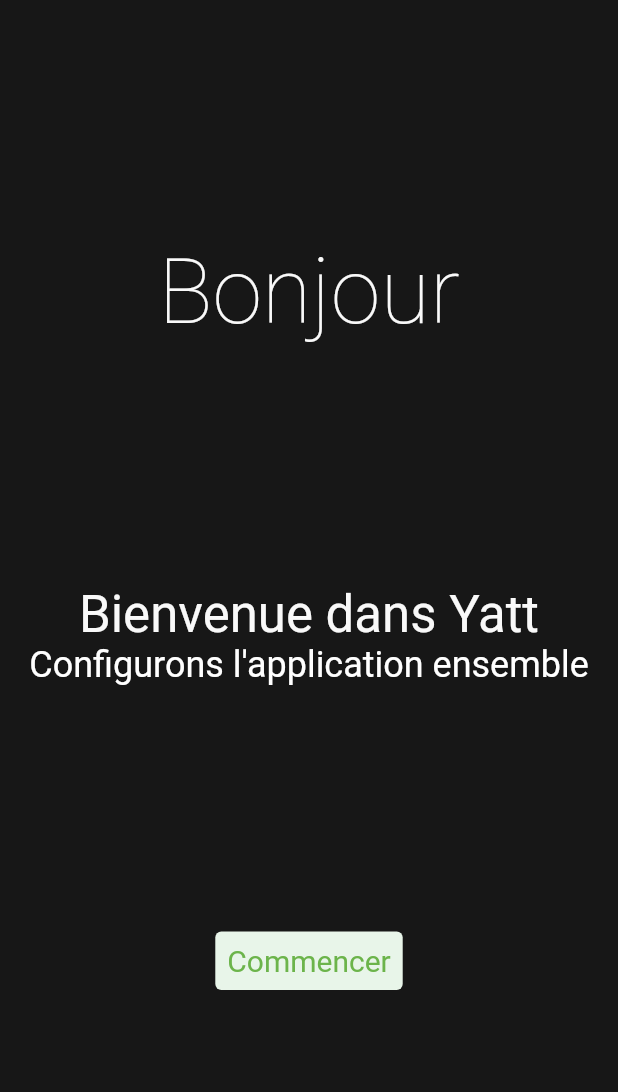
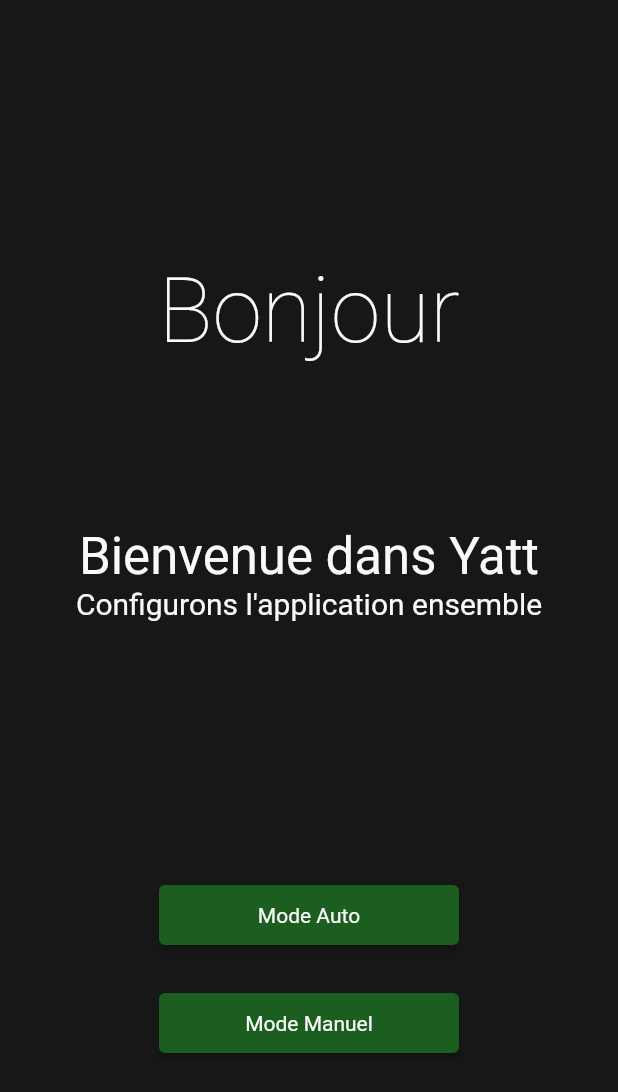
Before and after one commit to TxMat/yatt_flutter, a Flutter app: the screen it shows after launch, on a phone screen of 412 x 824 dp. Shown: the top 1092 px of the screen. Run offline on Flutter 3.47's test engine with Material 2 defaults, Android fonts, the phone set to English and light mode, and no system bars.

Commit message:
main ui ok ?

```diff
--- a/lib/main.dart
+++ b/lib/main.dart
@@ -3,6 +3,7 @@ import 'package:flutter/material.dart';
 void main() {
   runApp(const MyApp());
 }
+
 class MyApp extends StatelessWidget {
   const MyApp({super.key});
 
@@ -40,7 +41,8 @@ class MyApp extends StatelessWidget {
                   bodyText1: TextStyle(),
                   bodyText2: TextStyle(),
                   headline1: TextStyle(fontSize: 60),
-                  headline4: TextStyle())
+                  headline4: TextStyle(),
+                  headline5: TextStyle(fontSize: 20))
               .apply(
             bodyColor: const Color(0xFFF9F9F9),
             displayColor: const Color(0xFFF9F9F9),
@@ -69,7 +71,6 @@ class MyHomePage extends StatefulWidget {
 }
 
 class _MyHomePageState extends State<MyHomePage> {
-
   @override
   Widget build(BuildContext context) {
     return Scaffold(
@@ -90,6 +91,12 @@ class _MyHomePageState extends State<MyHomePage> {
           // horizontal).
           mainAxisAlignment: MainAxisAlignment.spaceEvenly,
           children: <Widget>[
+            SizedBox(
+              height: 350,
+              width: 400,
+              child: Column(
+                mainAxisAlignment: MainAxisAlignment.spaceAround,
+                children: [
                   Text(
                     'Bonjour',
                     style: Theme.of(context).textTheme.headline1,
@@ -106,14 +113,34 @@ class _MyHomePageState extends State<MyHomePage> {
                       ),
                     ],
                   ),
-            TextButton(
-              style: TextButton.styleFrom(
-                backgroundColor: Colors.green.shade50,
-                textStyle: TextStyle(fontSize: 20)
+                ],
               ),
-              onPressed: () { },
-              child: const Text("Commencer"),
             ),
+            SizedBox(
+                height: 120,
+                width: 200,
+                child: Column(
+                  mainAxisAlignment: MainAxisAlignment.spaceBetween,
+                  children: [
+                    ElevatedButton(
+                      style: ElevatedButton.styleFrom(
+                          minimumSize: const Size.fromHeight(40),
+                          backgroundColor: Colors.green.shade900),
+                      onPressed: () {},
+                      child: Text("Mode Auto",
+                          style: Theme.of(context).textTheme.bodyMedium),
+                    ),
+                    ElevatedButton(
+                      style: ElevatedButton.styleFrom(
+                          minimumSize: const Size.fromHeight(40),
+                          backgroundColor: Colors.green.shade900),
+                      onPressed: () {},
+                      child: Text(
+                          "Mode Manuel",
+                      style: Theme.of(context).textTheme.bodyMedium,),
+                    ),
+                  ],
+                )),
           ],
         ),
       ),
```
Lines whose indentation alone changed are shown as unchanged.
